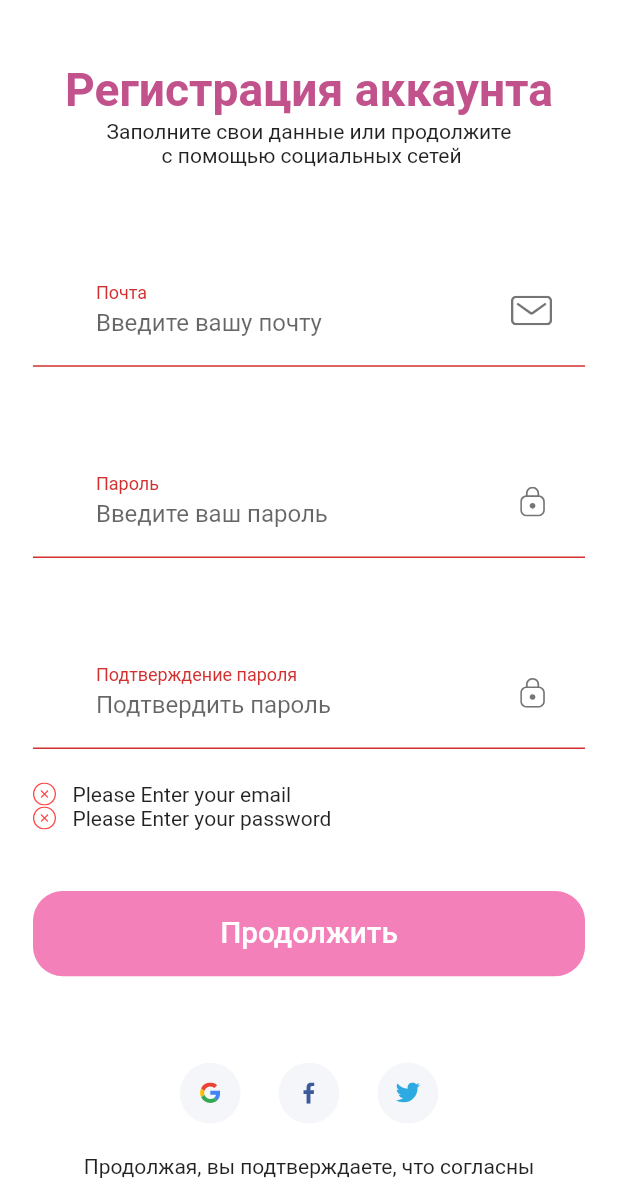
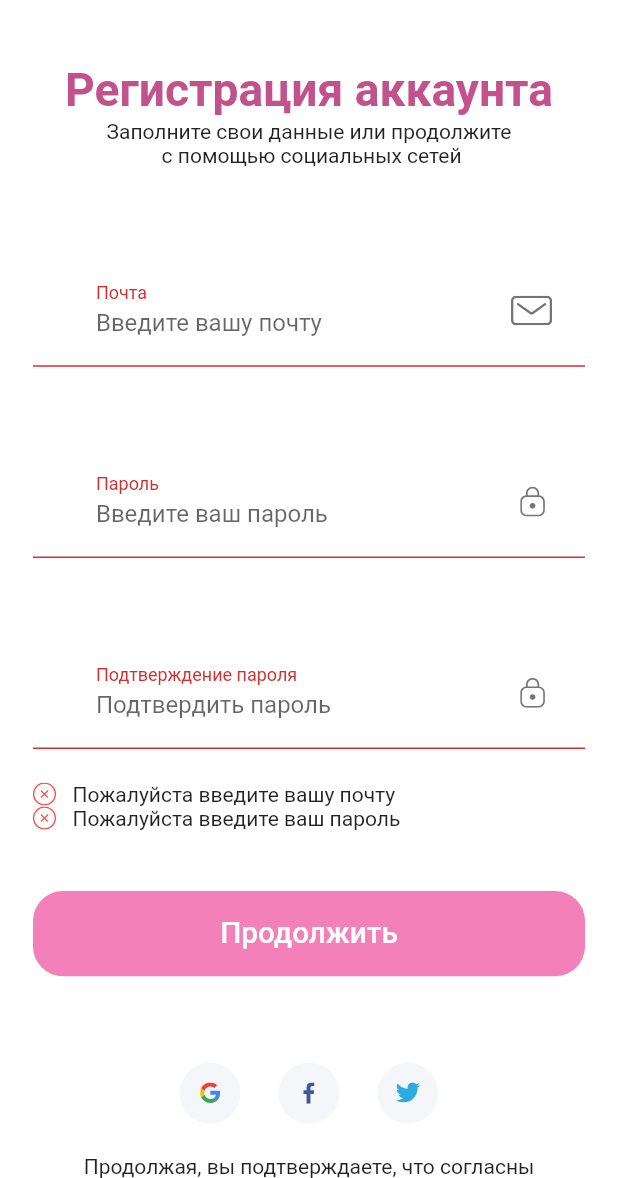
Before and after one commit to MorgueMorg/Flutter-FHome-Inai, a Flutter app: the SignUpScreen screen opened by its route, after a tap on "Продолжить", on a phone screen of 412 x 824 dp, the part 58-1236 px from its top. Run offline on Flutter 3.47's test engine with Material 2 defaults, Android fonts, the light colour scheme and no system bars; our stand-ins replace bloc, dio, equatable, flutter_bloc, flutter_svg; network calls fail; Roboto replaces fonts that are missing (Muli).

Commit message:
Updated some components :zap:

```diff
--- a/lib/components/constants.dart
+++ b/lib/components/constants.dart
@@ -20,14 +20,14 @@ final headingStyle = TextStyle(
 // Form Errors
 final RegExp emailValidatorRegExp =
     RegExp(r"^[a-zA-Z0-9.]+@[a-zA-Z0-9]+\.[a-zA-Z]+");
-const String kEmailNullError = "Please Enter your email";
-const String kInvalidEmailError = "Please Enter Valid Email";
-const String kPassNullError = "Please Enter your password";
-const String kShortPassError = "Password is too short";
-const String kMatchPassError = "Passwords don't match";
-const String kNamelNullError = "Please Enter your name";
-const String kPhoneNumberNullError = "Please Enter your phone number";
-const String kAddressNullError = "Please Enter your address";
+const String kEmailNullError = "Пожалуйста введите вашу почту";
+const String kInvalidEmailError = "Пожалуйста укажите валидную почту";
+const String kPassNullError = "Пожалуйста введите ваш пароль";
+const String kShortPassError = "Пароль слишком короткий";
+const String kMatchPassError = "Пароли не совпадают";
+const String kNamelNullError = "Пожалуйста введите ваше имя";
+const String kPhoneNumberNullError = "Пожалуйста введите ваш номер телефона";
+const String kAddressNullError = "Пожалуйста введите ваш адрес";
 
 final emailInputDecoration = InputDecoration(
     contentPadding:
--- a/lib/features/screens/email/components/email_form.dart
+++ b/lib/features/screens/email/components/email_form.dart
@@ -1,6 +1,7 @@
 import 'package:fhome/components/constants.dart';
 import 'package:fhome/components/default_button.dart';
 import 'package:fhome/components/size_config.dart';
+import 'package:fhome/features/screens/home/home_screen.dart';
 import 'package:flutter/material.dart';
 
 class EmailForm extends StatefulWidget {
@@ -107,7 +108,9 @@ class _EmailFormState extends State<EmailForm> {
           SizedBox(height: SizeConfig.screenHeight * 0.15),
           DefaultButton(
             text: "Продолжить",
-            press: () {},
+            press: () {
+              Navigator.pushNamed(context, HomeScreen.routeName);
+            },
           ),
         ],
       ),
--- a/lib/features/screens/profile/components/body.dart
+++ b/lib/features/screens/profile/components/body.dart
@@ -1,5 +1,6 @@
 import 'package:fhome/features/screens/profile/components/profile_menu.dart';
 import 'package:fhome/features/screens/profile/components/profile_pic.dart';
+import 'package:fhome/features/screens/splash/splash_screen.dart';
 import 'package:flutter/material.dart';
 
 class Body extends StatelessWidget {
@@ -34,7 +35,9 @@ class Body extends StatelessWidget {
         ProfileMenu(
           icon: "assets/icons/Log out.svg",
           text: "Выйти",
-          press: () {},
+          press: () {
+            Navigator.pushNamed(context, SplashScreen.routeName);
+          },
         ),
       ],
     );
```
